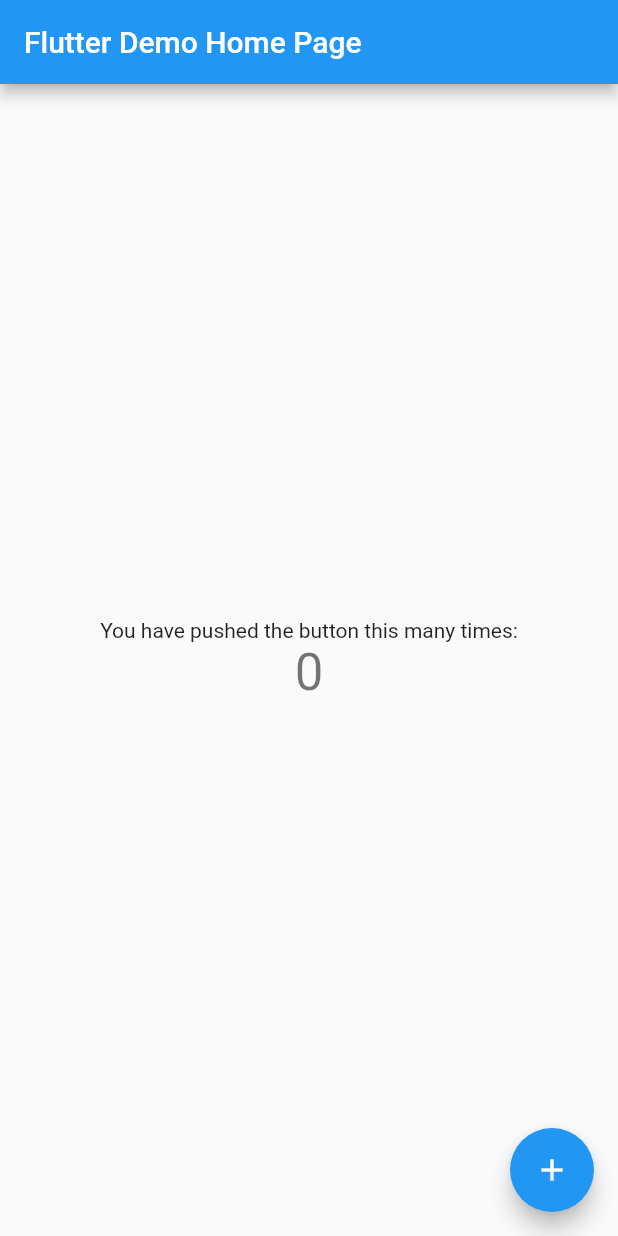
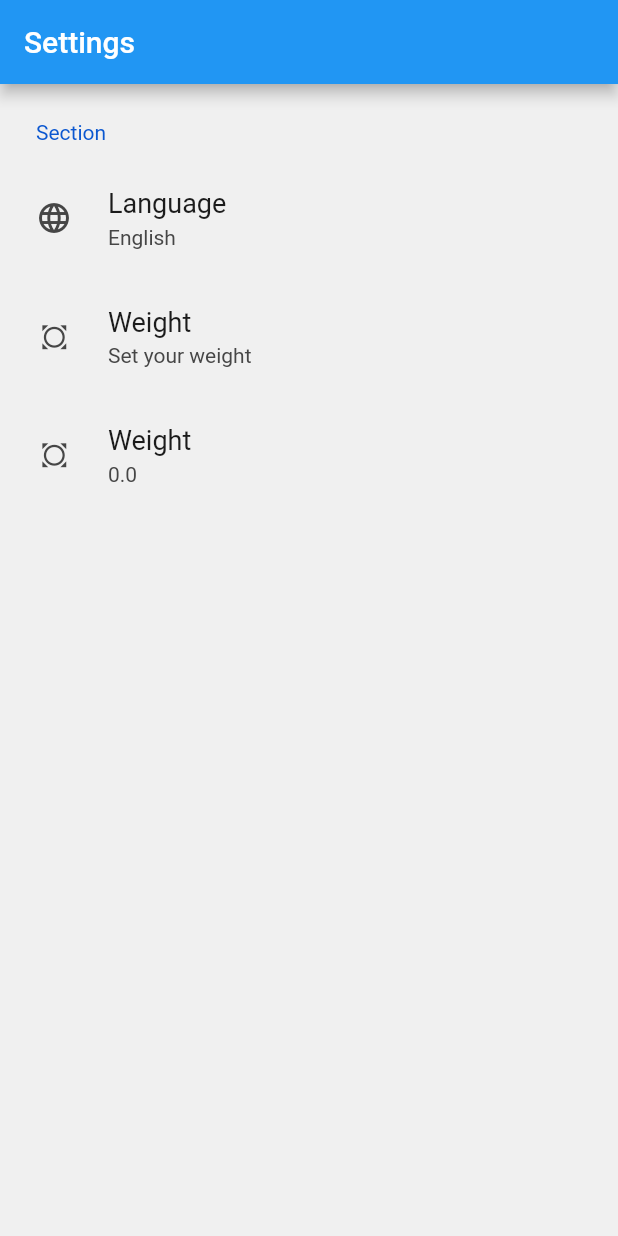
Before and after one commit to mauexe/fataway, a Flutter app: the screen it shows after launch, on a phone screen of 412 x 824 dp. Run offline on Flutter 3.47's test engine with Material 2 defaults, Android fonts, the phone set to English and light mode, and no system bars; drawn by our look-alikes of settings_ui.

Commit message:
Settings
Is nd fertig

```diff
--- a/fataway/lib/main.dart
+++ b/fataway/lib/main.dart
@@ -31,92 +31,7 @@ class MyApp extends StatelessWidget {
         // closer together (more dense) than on mobile platforms.
         visualDensity: VisualDensity.adaptivePlatformDensity,
       ),
-      home: MyHomePage(title: 'Flutter Demo Home Page'),
+      home: Settings(),
     );
   }
 }
-
-class MyHomePage extends StatefulWidget {
-  MyHomePage({Key key, this.title}) : super(key: key);
-
-  // This widget is the home page of your application. It is stateful, meaning
-  // that it has a State object (defined below) that contains fields that affect
-  // how it looks.
-
-  // This class is the configuration for the state. It holds the values (in this
-  // case the title) provided by the parent (in this case the App widget) and
-  // used by the build method of the State. Fields in a Widget subclass are
-  // always marked "final".
-
-  final String title;
-
-  @override
-  _MyHomePageState createState() => _MyHomePageState();
-}
-
-class _MyHomePageState extends State<MyHomePage> {
-  int _counter = 0;
-
-  void _incrementCounter() {
-    setState(() {
-      // This call to setState tells the Flutter framework that something has
-      // changed in this State, which causes it to rerun the build method below
-      // so that the display can reflect the updated values. If we changed
-      // _counter without calling setState(), then the build method would not be
-      // called again, and so nothing would appear to happen.
-      _counter++;
-    });
-  }
-
-  @override
-  Widget build(BuildContext context) {
-    // This method is rerun every time setState is called, for instance as done
-    // by the _incrementCounter method above.
-    //
-    // The Flutter framework has been optimized to make rerunning build methods
-    // fast, so that you can just rebuild anything that needs updating rather
-    // than having to individually change instances of widgets.
-    return Scaffold(
-      appBar: AppBar(
-        // Here we take the value from the MyHomePage object that was created by
-        // the App.build method, and use it to set our appbar title.
-        title: Text(widget.title),
-      ),
-      body: Center(
-        // Center is a layout widget. It takes a single child and positions it
-        // in the middle of the parent.
-        child: Column(
-          // Column is also a layout widget. It takes a list of children and
-          // arranges them vertically. By default, it sizes itself to fit its
-          // children horizontally, and tries to be as tall as its parent.
-          //
-          // Invoke "debug painting" (press "p" in the console, choose the
-          // "Toggle Debug Paint" action from the Flutter Inspector in Android
-          // Studio, or the "Toggle Debug Paint" command in Visual Studio Code)
-          // to see the wireframe for each widget.
-          //
-          // Column has various properties to control how it sizes itself and
-          // how it positions its children. Here we use mainAxisAlignment to
-          // center the children vertically; the main axis here is the vertical
-          // axis because Columns are vertical (the cross axis would be
-          // horizontal).
-          mainAxisAlignment: MainAxisAlignment.center,
-          children: <Widget>[
-            Text(
-              'You have pushed the button this many times:',
-            ),
-            Text(
-              '$_counter',
-              style: Theme.of(context).textTheme.headline4,
-            ),
-          ],
-        ),
-      ),
-      floatingActionButton: FloatingActionButton(
-        onPressed: _incrementCounter,
-        tooltip: 'Increment',
-        child: Icon(Icons.add),
-      ), // This trailing comma makes auto-formatting nicer for build methods.
-    );
-  }
-}
--- a/fataway/lib/settings.dart
+++ b/fataway/lib/settings.dart
@@ -0,0 +1,121 @@
+import 'package:flutter/cupertino.dart';
+import 'package:flutter/material.dart';
+import 'package:flutter/services.dart';
+import 'package:settings_ui/settings_ui.dart';
+import 'package:flutter/painting.dart';
+import 'dashboard.dart';
+import 'history.dart';
+import 'statistics.dart';
+import 'addmeal.dart';
+import 'settings.dart';
+
+
+
+class Settings extends StatelessWidget {
+  // This widget is the root of your application.
+
+  double weight = 0;
+
+  @override
+  Widget build(BuildContext context) {
+    return Scaffold(
+        appBar: AppBar(
+          title: Text("Settings"),
+        ),
+        body:
+        SettingsList(
+          sections: [
+            SettingsSection(
+              title: 'Section',
+              tiles: [
+                SettingsTile(
+                  title: 'Language',
+                  subtitle: 'English',
+                  leading: Icon(Icons.language),
+                  onPressed: (BuildContext context) {},
+                ),
+                SettingsTile(
+                  title: 'Weight',
+                  subtitle: 'Set your weight',
+                  leading: Icon(Icons.all_out),
+                  onPressed: OpenWeight,
+                ),
+                SettingsTile(
+                  title: 'Weight',
+                  //todo muss geändert werden wenn eine Eingabe vorhanden ist
+                  subtitle: weight.toString(),
+                  leading: Icon(Icons.all_out),
+                  onPressed: OpenWeight,
+                ),
+              ],
+            ),
+          ],
+        )
+    );
+  }
+
+  OpenWeight(BuildContext context) {
+
+    TextEditingController weightController = TextEditingController();
+
+    return showDialog(context: context, builder: (context){
+      return AlertDialog(
+        title: Text('Enter your weight!'),
+        content: TextField(
+          controller: weightController,
+          decoration: InputDecoration(labelText: "Enter your weight"),
+          keyboardType: TextInputType.number,
+          inputFormatters: <TextInputFormatter>[
+          FilteringTextInputFormatter.digitsOnly
+          // todo Dezimale Zahlen eingeben
+        ]),
+        actions: [
+          FlatButton(
+            textColor: Color(0xFF6200EE),
+            onPressed: () {
+
+            },
+            child: Text('CANCEL'),
+          ),
+          FlatButton(
+            textColor: Color(0xFF6200EE),
+            onPressed: () {
+              this.weight = double.parse(weightController.text);
+              Navigator.pop(context);
+            },
+            child: Text('ACCEPT'),
+          ),
+        ],
+      );
+    });
+  }
+
+}
+
+class SimpleDialogItem extends StatelessWidget {
+  const SimpleDialogItem({Key key, this.icon, this.color, this.text, this.onPressed})
+      : super(key: key);
+
+  final IconData icon;
+  final Color color;
+  final String text;
+  final VoidCallback onPressed;
+
+  @override
+  Widget build(BuildContext context) {
+    return SimpleDialogOption(
+      onPressed: onPressed,
+      child: Row(
+        mainAxisAlignment: MainAxisAlignment.start,
+        crossAxisAlignment: CrossAxisAlignment.center,
+        children: [
+          Icon(icon, size: 36.0, color: color),
+          Padding(
+            padding: const EdgeInsetsDirectional.only(start: 16.0),
+            child: Text(text),
+          ),
+        ],
+      ),
+    );
+  }
+}
--- a/fataway/pubspec.yaml
+++ b/fataway/pubspec.yaml
@@ -21,6 +21,7 @@ environment:
   sdk: ">=2.7.0 <3.0.0"
 
 dependencies:
+  settings_ui: ^0.6.0
   flutter:
     sdk: flutter
 
```
Also changed, not shown: fataway/pubspec.lock, 1 other file.
